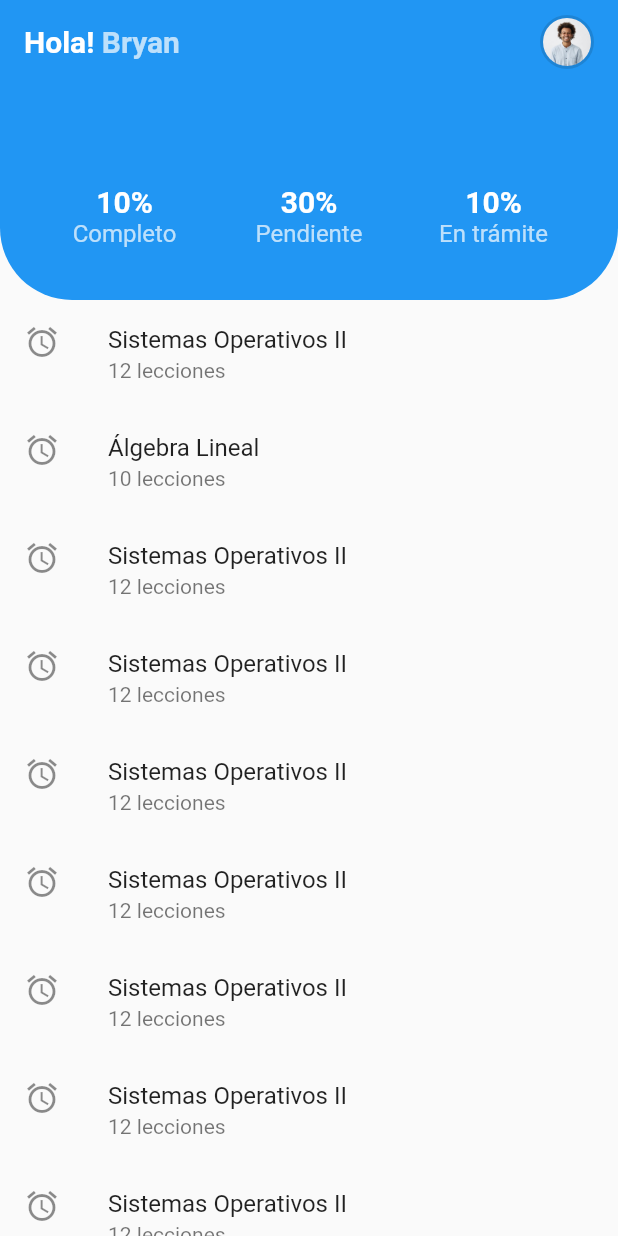
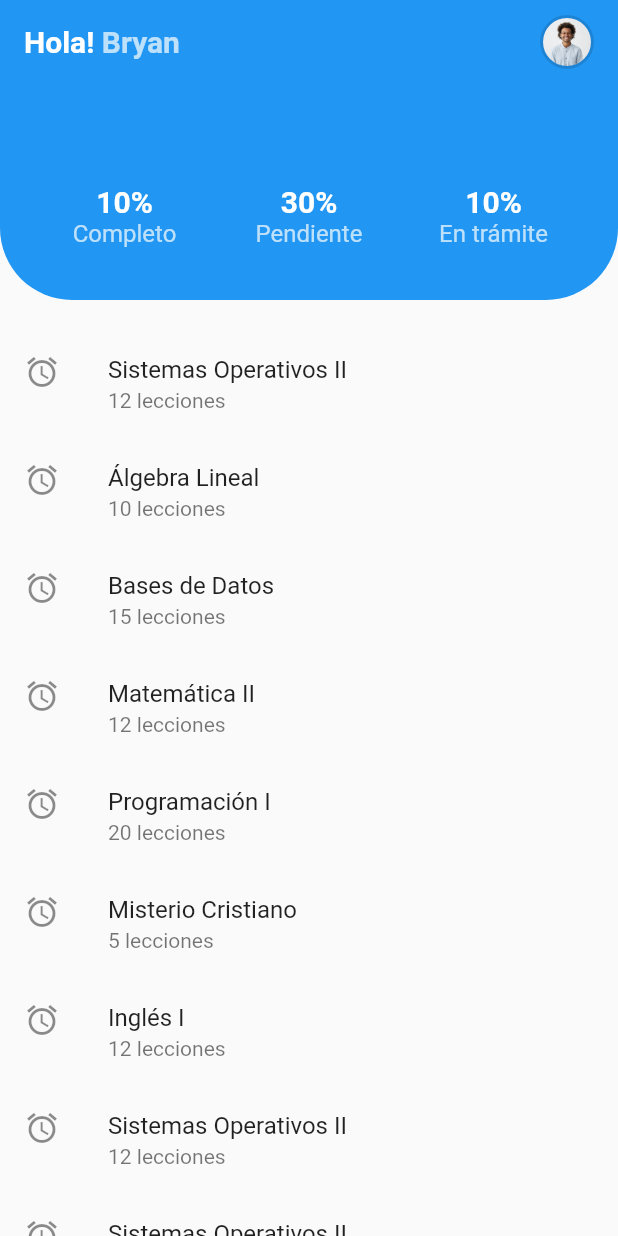
Before and after one commit to Tesam/my_stats, a Flutter app: the screen it shows after launch, on a phone screen of 412 x 824 dp. Run offline on Flutter 3.47's test engine with Material 2 defaults, Android fonts, the phone set to English and light mode, and no system bars.

Commit message:
feat(home_body): add padding between home appbar and home body

```diff
--- a/lib/home/ui/screens/home_screen.dart
+++ b/lib/home/ui/screens/home_screen.dart
@@ -14,7 +14,11 @@ class _HomeScreenState extends State<HomeScreen> {
       body: CustomScrollView(
         slivers: [
           HomeAppbar('Bryan','assets/images/person.jpg'),
-          HomeBody(),
+          SliverPadding(
+            padding: EdgeInsets.only(top: 20.0),
+            sliver: HomeBody(),
+          )
+          /*HomeBody(),*/
         ],
       ),
     );
--- a/lib/home/ui/widgets/home_body.dart
+++ b/lib/home/ui/widgets/home_body.dart
@@ -43,27 +43,27 @@ final subjects = [
       subjectIcon: Icons.access_alarm
   ),
   new Subject(
-      subjectTitle: 'Sistemas Operativos II',
+      subjectTitle: 'Bases de Datos',
+      lessonQuantity: '15 lecciones',
+      subjectIcon: Icons.access_alarm
+  ),
+  new Subject(
+      subjectTitle: 'Matemática II',
       lessonQuantity: '12 lecciones',
       subjectIcon: Icons.access_alarm
   ),
   new Subject(
-      subjectTitle: 'Sistemas Operativos II',
-      lessonQuantity: '12 lecciones',
+      subjectTitle: 'Programación I',
+      lessonQuantity: '20 lecciones',
       subjectIcon: Icons.access_alarm
   ),
   new Subject(
-      subjectTitle: 'Sistemas Operativos II',
-      lessonQuantity: '12 lecciones',
+      subjectTitle: 'Misterio Cristiano',
+      lessonQuantity: '5 lecciones',
       subjectIcon: Icons.access_alarm
   ),
   new Subject(
-      subjectTitle: 'Sistemas Operativos II',
-      lessonQuantity: '12 lecciones',
-      subjectIcon: Icons.access_alarm
-  ),
-  new Subject(
-      subjectTitle: 'Sistemas Operativos II',
+      subjectTitle: 'Inglés I',
       lessonQuantity: '12 lecciones',
       subjectIcon: Icons.access_alarm
   ),
```
